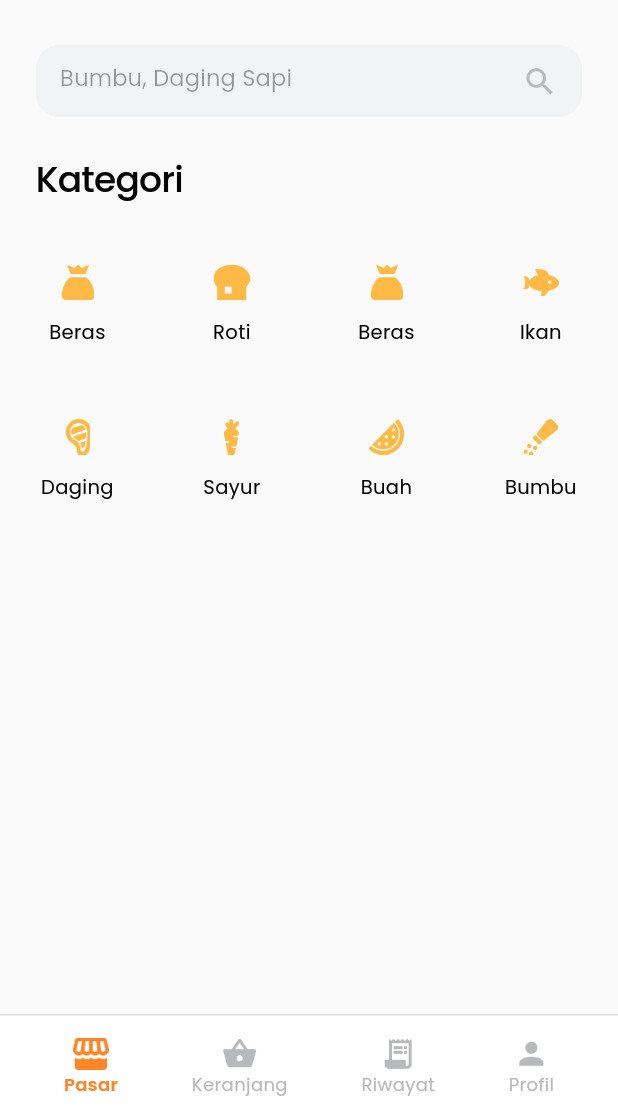
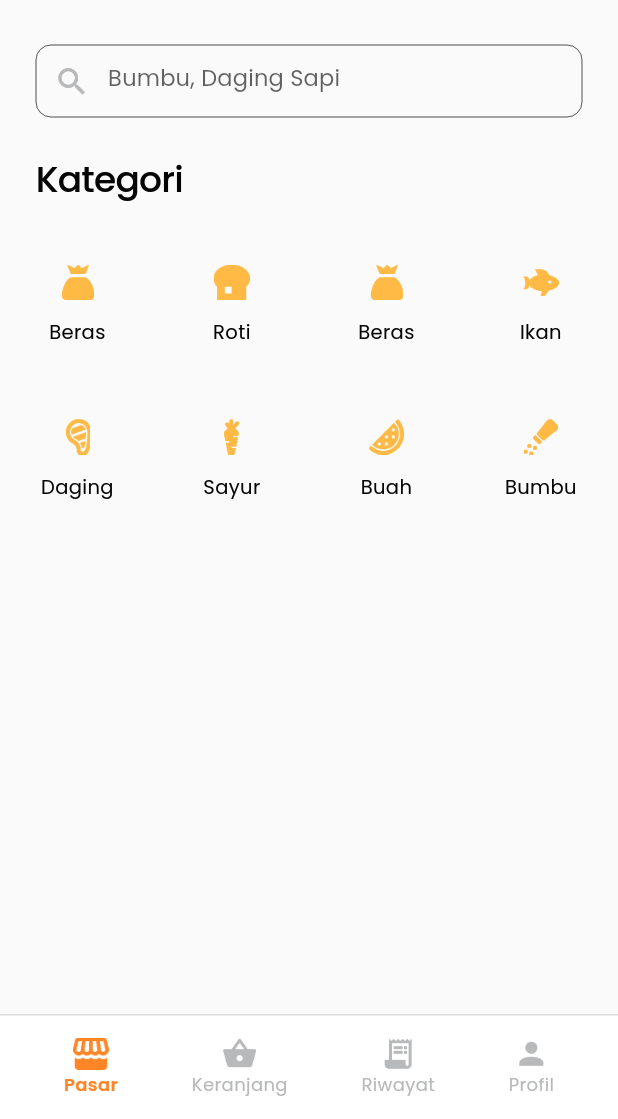
Before and after one commit to Innodev-K8/diiket, a Flutter app: the screen it shows after launch, on a phone screen of 412 x 824 dp, the part 117-1236 px from its top. Run offline on Flutter 3.47's test engine with Material 2 defaults, Android fonts, the phone set to English and light mode, and no system bars; our stand-ins replace dio, firebase_auth, firebase_core, flutter_hooks, flutter_secure_storage, freezed_annotation and 5 more; accounts and stored records are empty.

Commit message:
Redesign Search Bar

```diff
--- a/lib/ui/widgets/search_field.dart
+++ b/lib/ui/widgets/search_field.dart
@@ -25,19 +25,26 @@ class SearchField extends StatelessWidget {
         contentPadding:
             const EdgeInsets.symmetric(horizontal: 16, vertical: 12),
         border: OutlineInputBorder(
-          borderRadius: BorderRadius.circular(16),
-          borderSide: BorderSide.none,
+          borderRadius: BorderRadius.circular(10),
+          borderSide: BorderSide(
+            color: ColorPallete.deadColor,
+          ),
         ),
-        fillColor: Color(0xFFF2F3F4),
-        filled: true,
+        focusedBorder: OutlineInputBorder(
+          borderRadius: BorderRadius.circular(10),
+          borderSide: BorderSide(
+            width: 2.0,
+            color: ColorPallete.primaryColor,
+          ),
+        ),
         floatingLabelBehavior: FloatingLabelBehavior.never,
         labelText: 'Bumbu, Daging Sapi',
         suffixIconConstraints: BoxConstraints(
           minHeight: 24,
           minWidth: 24,
         ),
-        suffixIcon: Padding(
-          padding: const EdgeInsets.only(right: 16.0),
+        prefixIcon: Padding(
+          padding: const EdgeInsets.all(12.0),
           child: Image.asset(
             'assets/images/categories/search.png',
             width: 24,
```
